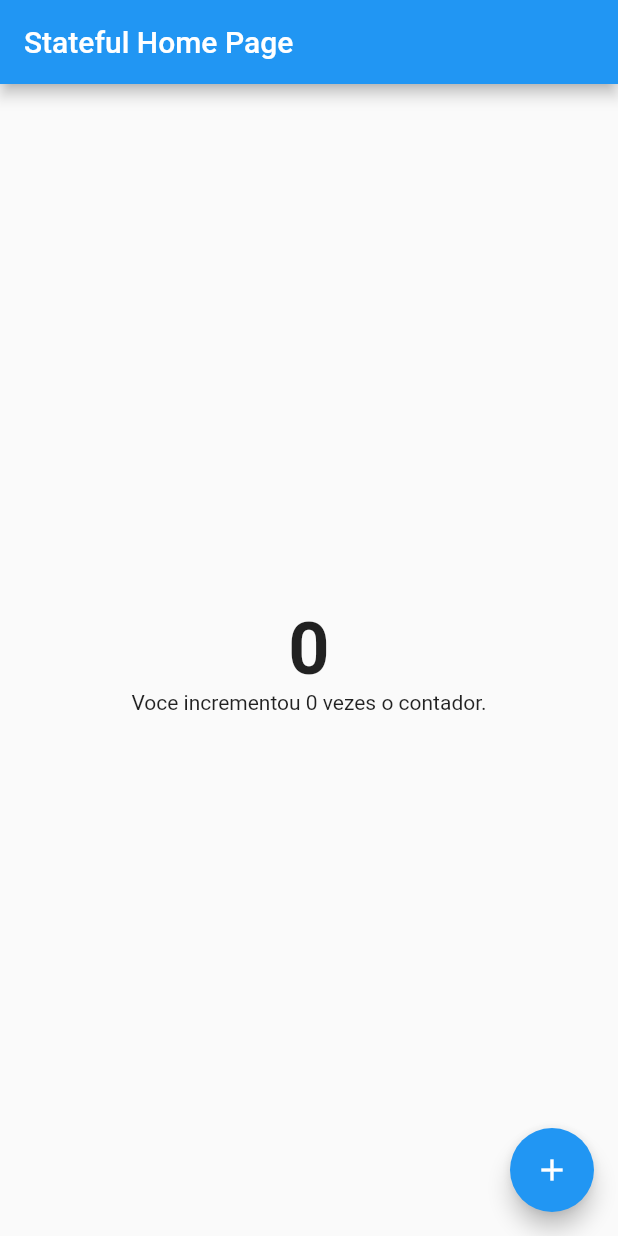
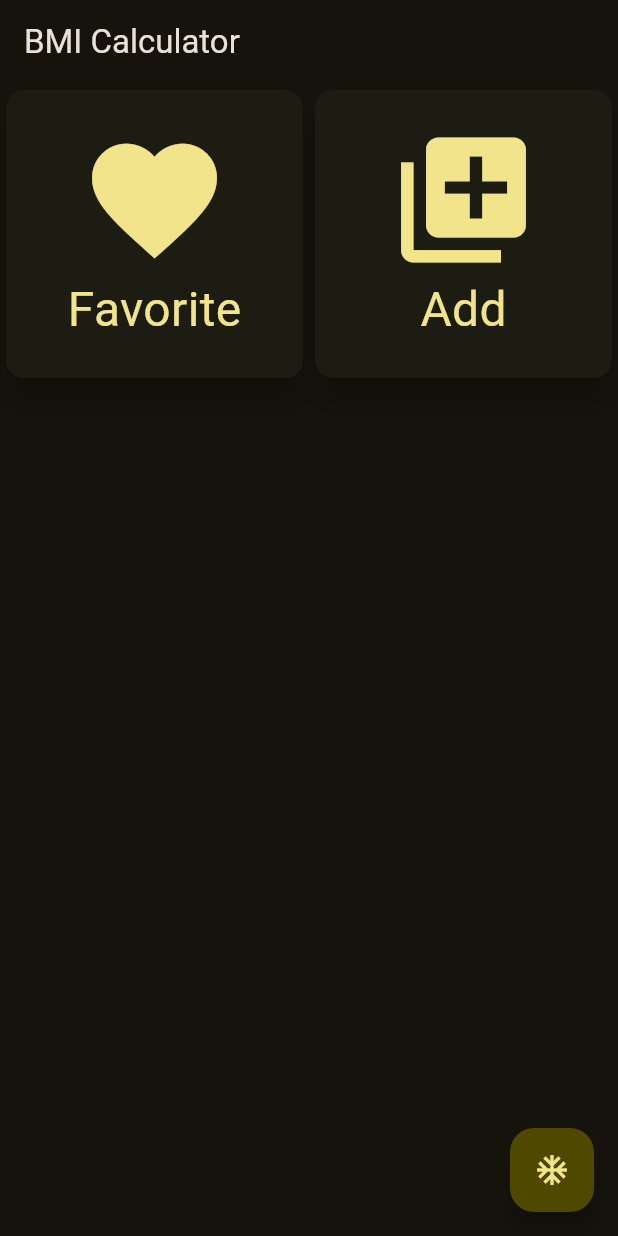
Before and after one commit to f290DSM/f290_dsm_widgets_playground, a Flutter app: the screen it shows after launch, on a phone screen of 412 x 824 dp. Run offline on Flutter 3.47's test engine with Material 2 defaults, Android fonts, the phone set to English and light mode, and no system bars.

Commit message:
main
- Atualizacao BMI Card.

```diff
--- a/lib/main.dart
+++ b/lib/main.dart
@@ -1,3 +1,5 @@
+import 'package:f290_dsm_widgets_playground/pages/bmi.dart';
+
 import 'pages/contador_statefull.dart';
 import 'pages/contador_stateless.dart';
 import 'package:flutter/material.dart';
@@ -14,9 +16,17 @@ class MyApp extends StatelessWidget {
     return MaterialApp(
       title: 'Flutter Demo',
       theme: ThemeData(
-        primarySwatch: Colors.blue,
+        brightness: Brightness.dark,
+        useMaterial3: true,
+        colorSchemeSeed: Colors.yellow,
+        // brightness: Brightness.dark
+        // colorScheme: ColorScheme.fromSeed(
+        //   brightness: Brightness.light,
+        //   seedColor: Colors.pink,
+        // ),
       ),
-      home: const ContadorStatefull(title: 'Stateful Home Page'),
+      // home: const ContadorStatefull(title: 'Stateful Home Page'),
+      home: const BmiCalculatorPage(),
     );
   }
 }
--- /dev/null
+++ b/lib/pages/bmi.dart
@@ -0,0 +1,49 @@
+import 'package:flutter/material.dart';
+
+import '../share/bmi_card_widget.dart';
+
+class BmiCalculatorPage extends StatefulWidget {
+  const BmiCalculatorPage({super.key});
+
+  @override
+  State<BmiCalculatorPage> createState() => _BmiCalculatorPageState();
+}
+
+class _BmiCalculatorPageState extends State<BmiCalculatorPage> {
+  @override
+  Widget build(BuildContext context) {
+    return Scaffold(
+      appBar: AppBar(
+        title: const Text('BMI Calculator'),
+      ),
+      body: Column(
+        mainAxisSize: MainAxisSize.max,
+        children: [
+          SizedBox(
+            height: 200,
+            child: Row(
+              crossAxisAlignment: CrossAxisAlignment.start,
+              mainAxisSize: MainAxisSize.max,
+              children: const [
+                BmiCard(
+                  // width: 300,
+                  // height: 350,
+                  icon: Icons.favorite,
+                  descricao: 'Favorite',
+                ),
+                BmiCard(
+                  icon: Icons.library_add,
+                  descricao: 'Add',
+                ),
+              ],
+            ),
+          )
+        ],
+      ),
+      floatingActionButton: FloatingActionButton(
+        onPressed: () {},
+        child: const Icon(Icons.ac_unit),
+      ),
+    );
+  }
+}
--- a/lib/pages/bmi_card_widget.dart
+++ /dev/null
@@ -1,24 +0,0 @@
-import 'package:flutter/material.dart';
-
-class BmiCard extends StatelessWidget {
-  const BmiCard({super.key, required this.icon, required this.descricao});
-  final IconData icon;
-  final String descricao;
-  @override
-  Widget build(BuildContext context) {
-    return Card(
-      elevation: 8,
-      child: SizedBox(
-        width: 200,
-        height: 200,
-        child: Column(
-          mainAxisAlignment: MainAxisAlignment.center,
-          children: [
-            Icon(icon, size: 100),
-            Text(descricao, style: const TextStyle(fontSize: 32)),
-          ],
-        ),
-      ),
-    );
-  }
-}
--- a/lib/pages/contador_statefull.dart
+++ b/lib/pages/contador_statefull.dart
@@ -1,4 +1,4 @@
-import 'package:f290_dsm_widgets_playground/pages/bmi_card_widget.dart';
+import 'package:f290_dsm_widgets_playground/share/bmi_card_widget.dart';
 import 'package:flutter/material.dart';
 
 class ContadorStatefull extends StatefulWidget {
--- /dev/null
+++ b/lib/share/bmi_card_widget.dart
@@ -0,0 +1,42 @@
+import 'package:flutter/material.dart';
+
+class BmiCard extends StatelessWidget {
+  const BmiCard(
+      {super.key,
+      required this.icon,
+      required this.descricao,
+      this.width,
+      this.height});
+  final IconData icon;
+  final String descricao;
+  final double? width, height;
+  @override
+  Widget build(BuildContext context) {
+    return Expanded(
+      child: Card(
+        elevation: 8,
+        child: SizedBox(
+          width: width,
+          height: height,
+          child: Column(
+            mainAxisAlignment: MainAxisAlignment.center,
+            children: [
+              Icon(
+                icon,
+                size: 100,
+                color: Theme.of(context).colorScheme.onPrimaryContainer,
+              ),
+              Text(
+                descricao,
+                style: TextStyle(
+                  fontSize: 32,
+                  color: Theme.of(context).colorScheme.onPrimaryContainer,
+                ),
+              ),
+            ],
+          ),
+        ),
+      ),
+    );
+  }
+}
```
